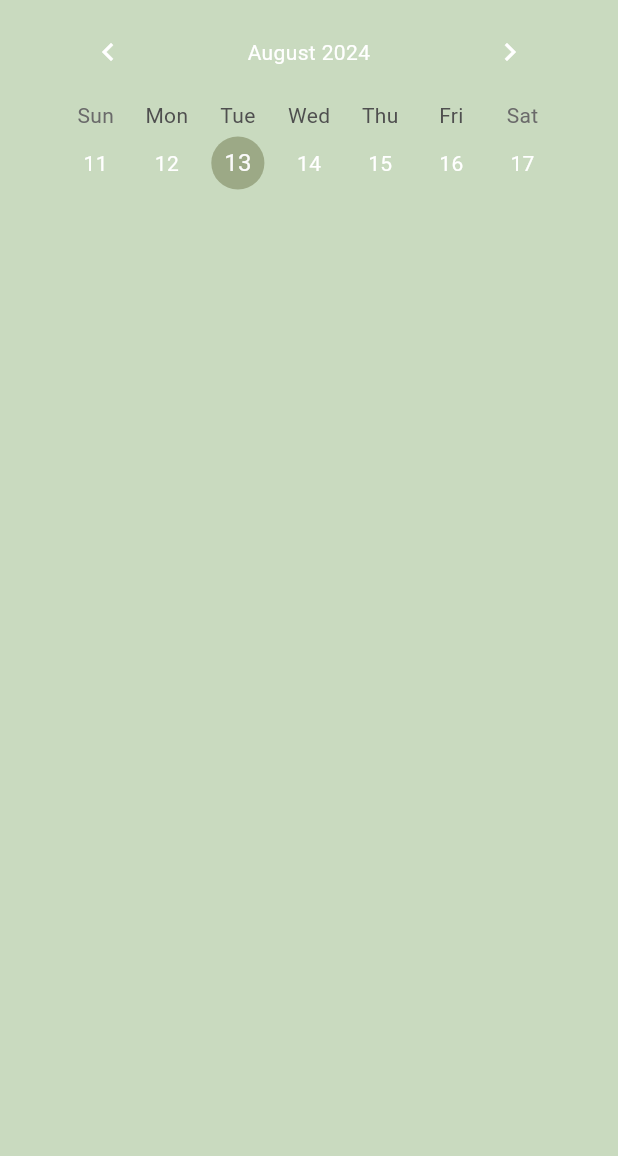
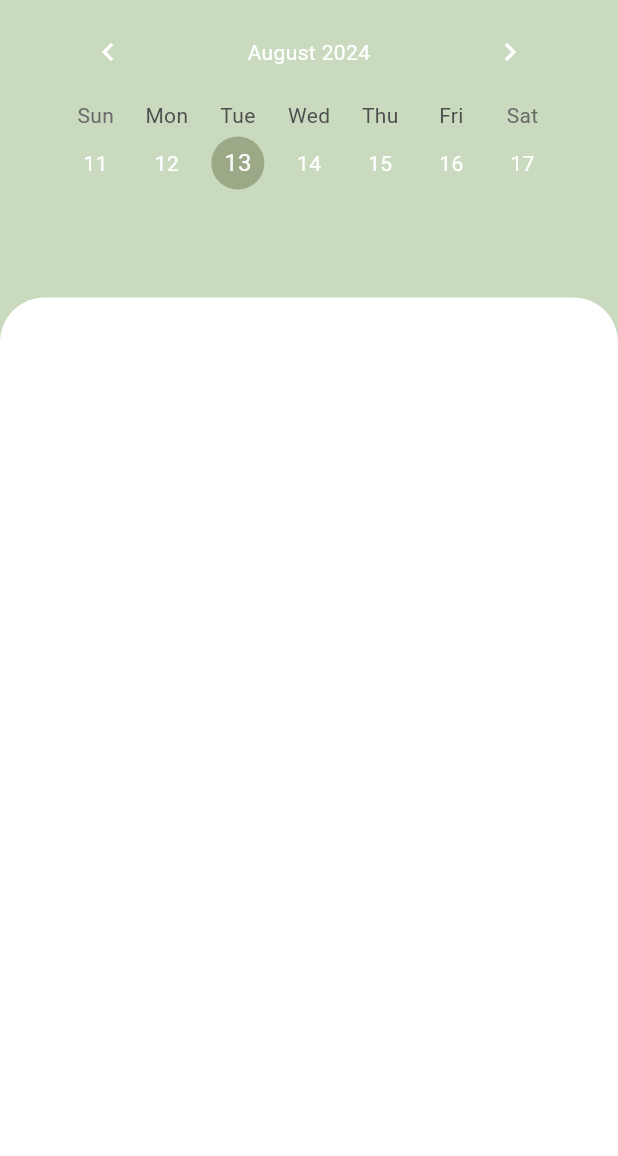
Before and after one commit to minhong1126/AIary, a Flutter app: the screen it shows after launch, on a phone screen of 412 x 824 dp, the part 80-1236 px from its top. Run offline on Flutter 3.47's test engine with Material 3 defaults, Android fonts, the phone set to English and light mode, and no system bars; drawn by our look-alikes of table_calendar.

Commit message:
home - DraggableScrollableSheet 추가

```diff
--- a/lib/pages/home.dart
+++ b/lib/pages/home.dart
@@ -1,6 +1,9 @@
 import 'package:flutter/material.dart';
 import 'package:aiary/theme/color.dart';
 import 'package:table_calendar/table_calendar.dart';
+
+final DraggableScrollableController sheetController =
+    DraggableScrollableController();
 
 class Home extends StatelessWidget {
   const Home({super.key});
@@ -25,6 +28,10 @@ class Home extends StatelessWidget {
             Container(
               padding: const EdgeInsets.symmetric(horizontal: 40),
               child: const CalendarWidget(),
+            ),
+            const Expanded(
+              child:
+                  ScrollBottomWidget(), // DraggableScrollableSheet을 감싸는 Expanded 추가
             ),
           ],
         ),
@@ -63,7 +70,7 @@ class CalendarWidgetState extends State<CalendarWidget> {
         rightChevronIcon: Icon(Icons.chevron_right, color: Colors.white),
       ),
       calendarStyle: CalendarStyle(
-        isTodayHighlighted: selectedDay == DateTime.now() ? true : false,
+        isTodayHighlighted: selectedDay == DateTime.now(),
         selectedDecoration: const BoxDecoration(
           color: color.mainGreen,
           shape: BoxShape.circle,
@@ -83,3 +90,39 @@ class CalendarWidgetState extends State<CalendarWidget> {
     );
   }
 }
+
+class ScrollBottomWidget extends StatefulWidget {
+  const ScrollBottomWidget({super.key});
+
+  @override
+  State<StatefulWidget> createState() => ScrollBottomWidgetState();
+}
+
+class ScrollBottomWidgetState extends State<ScrollBottomWidget> {
+  @override
+  Widget build(BuildContext context) {
+    return DraggableScrollableSheet(
+        initialChildSize: 0.9,
+        minChildSize: 0.1,
+        maxChildSize: 1.0,
+        expand: false,
+        builder: (BuildContext context, ScrollController scrollController) {
+          return Container(
+            decoration: const BoxDecoration(
+              color: Colors.white,
+              borderRadius: BorderRadius.only(
+                topLeft: Radius.circular(30),
+                topRight: Radius.circular(30),
+              ),
+            ),
+            child: Stack(
+              children: [
+                Container(
+                    // child: scrollController,
+                    )
+              ],
+            ),
+          );
+        });
+  }
+}
```
